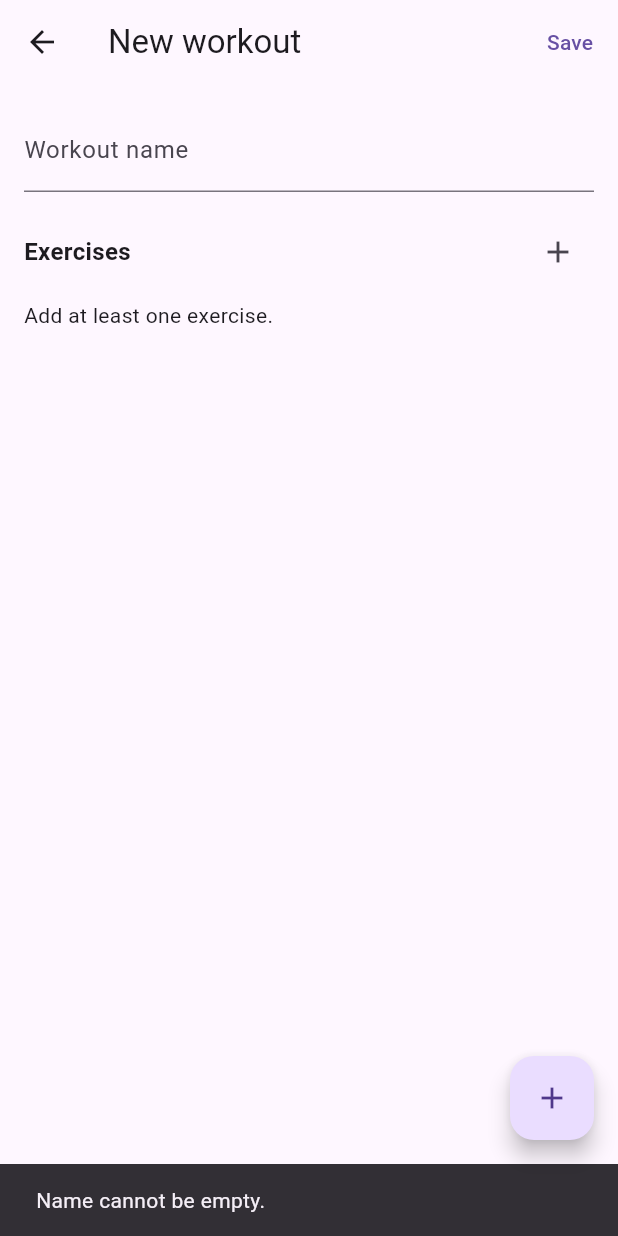
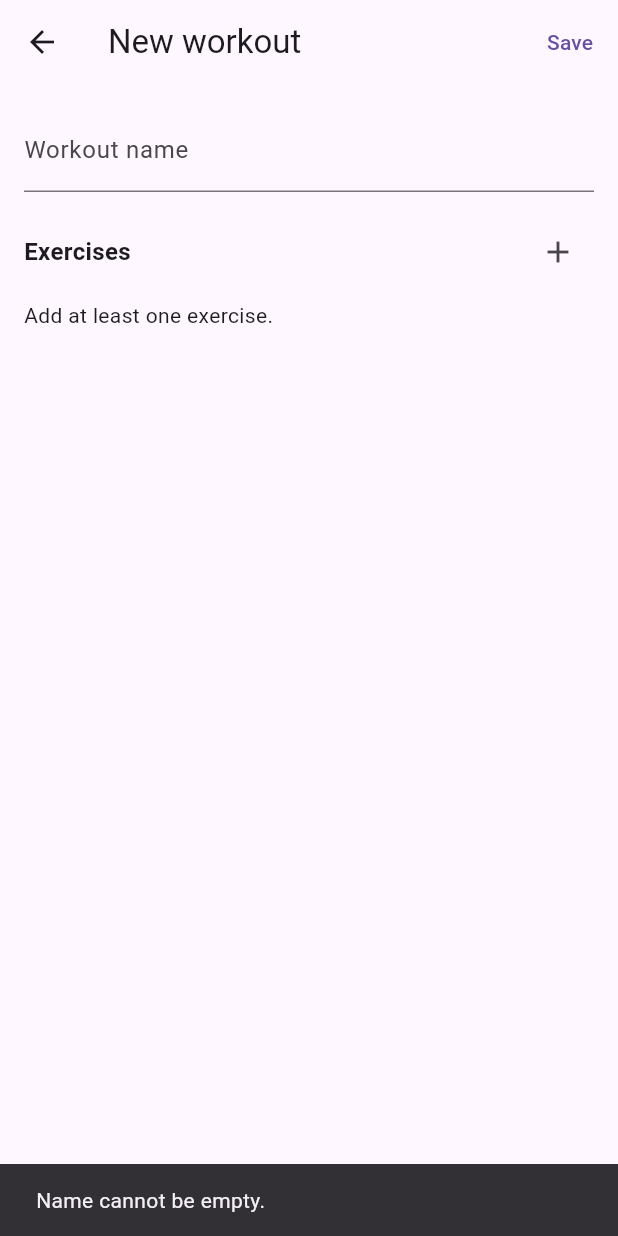
Before and after one commit to lofeodo/sets, a Flutter app: the CreateWorkoutScreen screen opened directly, after a tap on "Save", on a phone screen of 412 x 824 dp. Run offline on Flutter 3.47's test engine with Material 3 defaults, Android fonts, the phone set to English and light mode, and no system bars; our stand-ins replace flutter_riverpod, shared_preferences; accounts and stored records are empty.

Commit message:
remove superfluous floating add button in the create workout screen

```diff
--- a/lib/screens/create_workout_screen.dart
+++ b/lib/screens/create_workout_screen.dart
@@ -136,10 +136,6 @@ class _CreateWorkoutScreenState extends ConsumerState<CreateWorkoutScreen>
             }),
         ],
       ),
-      floatingActionButton: FloatingActionButton(
-        onPressed: _addExerciseDialog,
-        child: const Icon(Icons.add),
-      ),
     );
   }
 }
```
